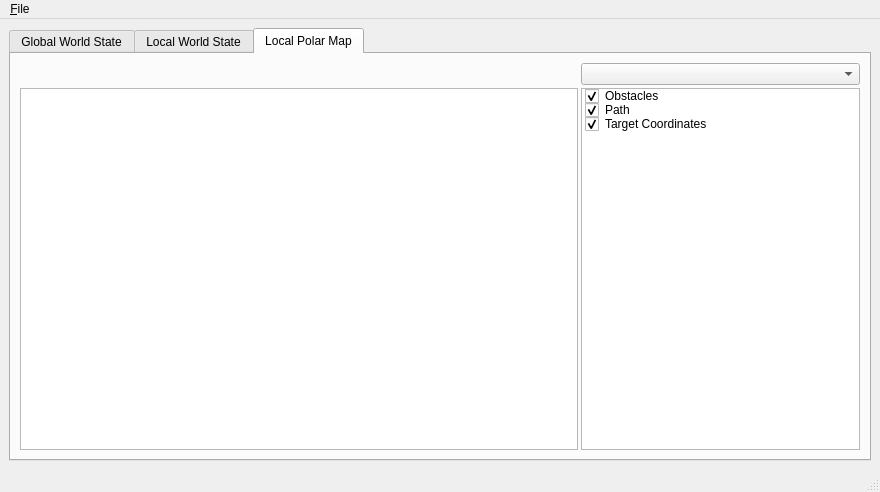
Above: GUITools/KMonitor/KMonitor.ui from kouretes/Monas before the change. Below: the same form after it.
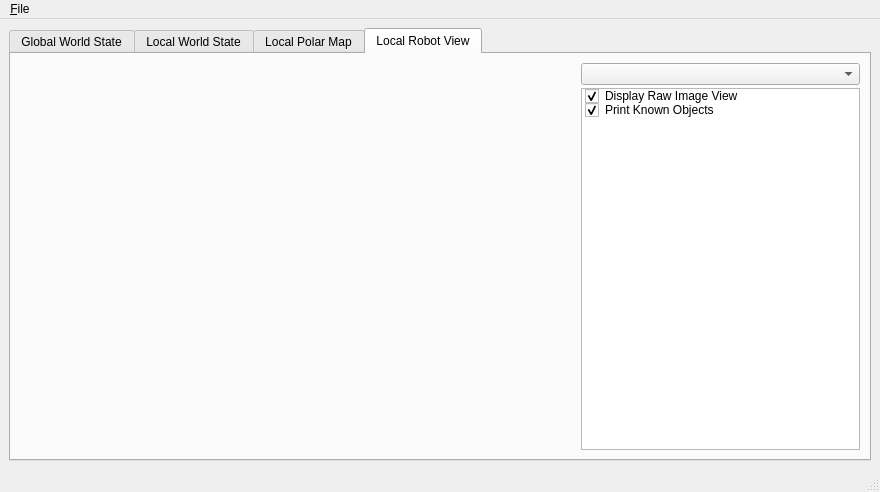
That is the form after the change. Custom widgets are drawn as their Qt base class.

Commit message: Local Robot View (4th Tab) first commit. NO image rendering yet.

```diff
--- a/GUITools/KMonitor/KMonitor.ui
+++ b/GUITools/KMonitor/KMonitor.ui
@@ -18,7 +18,7 @@
     <item>
      <widget class="QTabWidget" name="tabWidget">
       <property name="currentIndex">
-       <number>2</number>
+       <number>3</number>
       </property>
       <widget class="QWidget" name="GWSTab">
        <attribute name="title">
@@ -214,6 +214,50 @@
         </item>
        </layout>
       </widget>
+      <widget class="QWidget" name="LRVTab">
+       <attribute name="title">
+        <string>Local Robot View</string>
+       </attribute>
+       <layout class="QHBoxLayout" name="horizontalLayout_4">
+        <item>
+         <layout class="QGridLayout" name="gridLayout_3" columnstretch="2,1">
+          <property name="spacing">
+           <number>3</number>
+          </property>
+          <item row="1" column="0">
+           <widget class="KLabel" name="LRVLabel">
+            <property name="text">
+             <string/>
+            </property>
+           </widget>
+          </item>
+          <item row="1" column="1">
+           <widget class="QListWidget" name="LRVListWidget">
+            <item>
+             <property name="text">
+              <string>Display Raw Image View</string>
+             </property>
+             <property name="checkState">
+              <enum>Checked</enum>
+             </property>
+            </item>
+            <item>
+             <property name="text">
+              <string>Print Known Objects</string>
+             </property>
+             <property name="checkState">
+              <enum>Checked</enum>
+             </property>
+            </item>
+           </widget>
+          </item>
+          <item row="0" column="1">
+           <widget class="QComboBox" name="LRVComboBox"/>
+          </item>
+         </layout>
+        </item>
+       </layout>
+      </widget>
      </widget>
     </item>
    </layout>
@@ -256,7 +300,12 @@
   <customwidget>
    <class>KMapView</class>
    <extends>QGraphicsView</extends>
-   <header location="global">../KMapView.h</header>
+   <header>../KMapView.h</header>
+  </customwidget>
+  <customwidget>
+   <class>KLabel</class>
+   <extends>QLabel</extends>
+   <header location="global">../KLabel.h</header>
   </customwidget>
  </customwidgets>
  <resources>
```
The commit also changes 13 other files.
